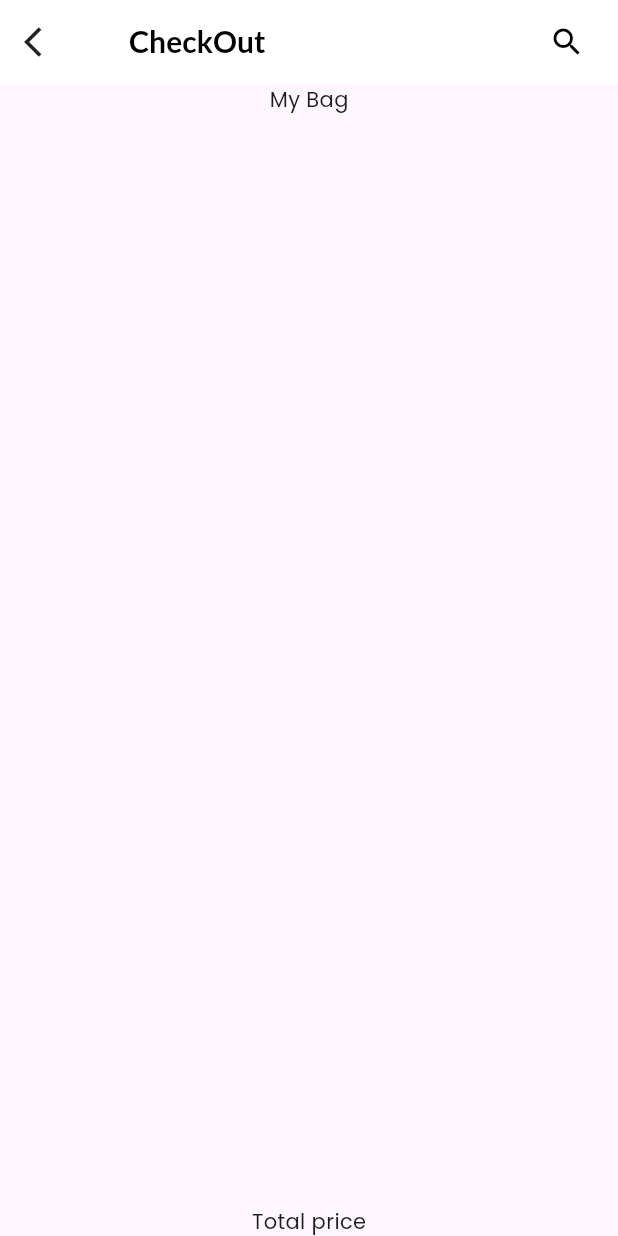
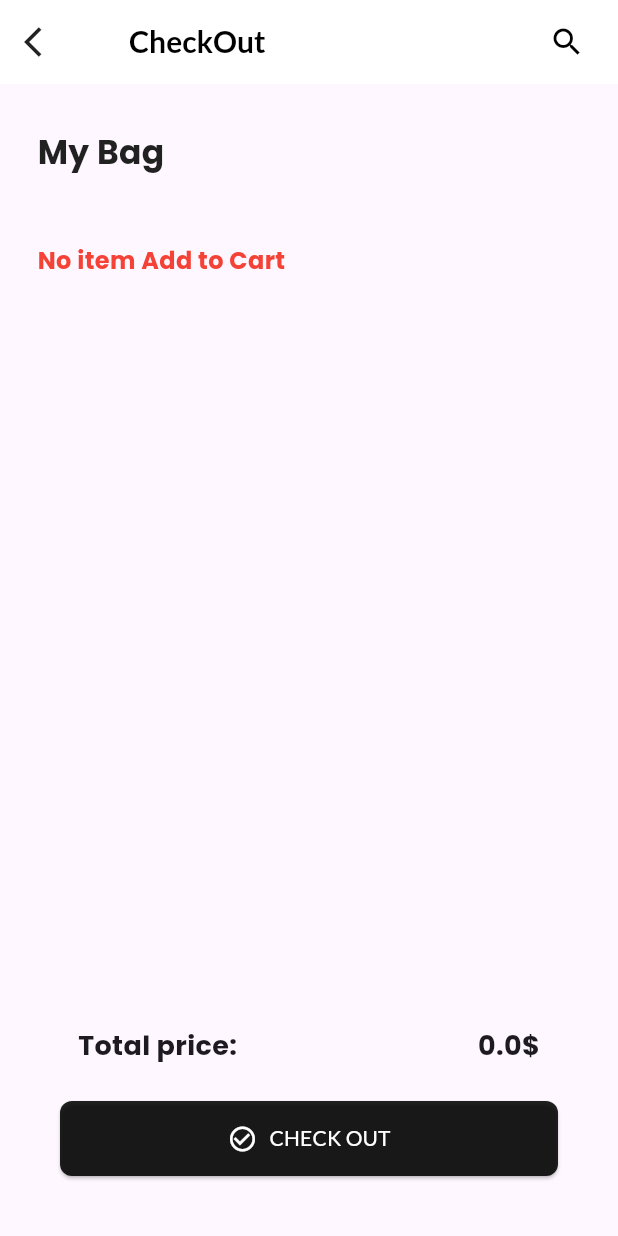
Before and after one commit to didipta/Bag_project, a Flutter app: the Addtocart screen opened by its route, on a phone screen of 412 x 824 dp. Run offline on Flutter 3.47's test engine with Material 3 defaults, Android fonts, the phone set to English and light mode, and no system bars; our stand-ins replace google_fonts; missing offline and left inert: responsive_grid_list.

Commit message:
quaintity add remove

```diff
--- a/lib/Component/Addtocart.dart
+++ b/lib/Component/Addtocart.dart
@@ -1,7 +1,11 @@
+import 'package:bag_project/Component/Productlist/AddcartItem.dart';
+import 'package:bag_project/fackData/Products.dart';
 import 'package:bag_project/fackData/data.dart';
 import 'package:bag_project/style/style.dart';
+import 'package:bag_project/utils/Commonfuctions.dart';
 import 'package:flutter/cupertino.dart';
 import 'package:flutter/material.dart';
+import 'package:responsive_grid_list/responsive_grid_list.dart';
 
 class Addtocart extends StatefulWidget {
   const Addtocart({Key? key}) : super(key: key);
@@ -13,6 +17,17 @@ class Addtocart extends StatefulWidget {
 class _AddtocartState extends State<Addtocart> {
   @override
   Widget build(BuildContext context) {
+    void addquaintity(Product product){
+
+      quaintyadd(product);
+      setState(() {});
+    }
+    void removequaintity(Product product){
+
+      quaintyremove(product);
+      setState(() {});
+    }
+    var width=MediaQuery.of(context).size.width;
     return Scaffold(
       appBar:AppBar(
         leading:IconButton(
@@ -38,31 +53,97 @@ class _AddtocartState extends State<Addtocart> {
     body:Center(
       child: Container(
         child: Column(
+          crossAxisAlignment: CrossAxisAlignment.start,
           children: [
-            Text("My Bag"),
-            Expanded(
-              child: ListView.builder(
-                itemCount: addProducts.length,
-                itemBuilder: (context, index) {
-                  return Container(
-                    child: Row(
-                      children: [
-                        Image.network(
-                          addProducts[index].imageUrl,
-                          fit: BoxFit.cover,
-                          width: 120,
-                          height: 100,
+            Container(
+              padding: EdgeInsets.only(left: 25,top:30,bottom: 15),
+             child: Text("My Bag",style: TextStyle(
+               fontSize: 22,
+               color: Colors.black87,
+               fontWeight: FontWeight.bold,
+             ),),
+            ),
+          Expanded(child:addProducts.length==0?Container(
+            padding: EdgeInsets.only(left: 25,top:30,bottom: 15),
+            child: Text("No item Add to Cart",style: TextStyle(
+              fontSize: 16,
+              color: Colors.red,
+              fontWeight: FontWeight.bold,
+            ),),
+          ): ResponsiveGridList(
+            verticalGridSpacing: 10,
+            horizontalGridSpacing: 10,
+            horizontalGridMargin: 20,
+            verticalGridMargin: 10,
+            minItemsPerRow: 1,
+            maxItemsPerRow: 2,
+            minItemWidth: width < 650 ? width : 500,
+            children: List.generate(
+                addProducts.length,
+                    (index) => Addcartitem(addProducts: addProducts[index],addquaintity:addquaintity,removequaintitys:removequaintity,)
+            ),
 
-                        ),
-                      ],
+
+          ),),
+      Center(
+        child: Container(
+          width: width <675 ? width:600,
+          padding: const EdgeInsets.all(40.0),
+          child: Column(
+            mainAxisAlignment: MainAxisAlignment.center,
+            crossAxisAlignment: CrossAxisAlignment.center,
+          children: [
+          Padding(
+            padding: const EdgeInsets.all(12.0),
+            child:  Row(
+                mainAxisAlignment: MainAxisAlignment.spaceBetween,
+                children: [
+                  Text(
+                    "Total price:",
+                    style: TextStyle(
+                      fontSize: 18,
+                      fontWeight: FontWeight.bold,
                     ),
-                  );
-                },
+                  ),
+                  SizedBox(height: 50,),
+                  Text(
+                    // Calculate total price here
+                    totalPrice().toString()+"\$", // Placeholder, replace with actual total price
+                    style: TextStyle(
+                      fontSize: 18,
+                      fontWeight:FontWeight.bold
+                    ),
+                  ),
+                ],
               ),
             ),
-            Text("Total price")
+
+          // Checkout button
+            SizedBox(
+
+              height: 50,
+              child: ElevatedButton(
+
+                onPressed: (){},
+
+                style:buttonStyle(),
+                child:Row(
+                  mainAxisAlignment: MainAxisAlignment.center,
+                  children: [
+                    Icon(Icons.check_circle_outline,size: 20), // Add your icon here
+                    SizedBox(width: 8), // Add some spacing between icon and text
+                    Text('CHECK OUT'), // Add your text here
+                  ],
+                ),
+              ),
+            ),
           ],
+    ),
         ),
+      ),
+      ]
+
+    ),
       ),
     ) ,
 
--- a/lib/Component/Homepage.dart
+++ b/lib/Component/Homepage.dart
@@ -21,8 +21,6 @@ class _HomepageState extends State<Homepage> {
     void addtocart(Product product){
       addtocartf(product,context);
       setState(() {});
-
-
     }
     return Scaffold(
       appBar: AppBar(
--- a/lib/Component/Productlist/ProductList.dart
+++ b/lib/Component/Productlist/ProductList.dart
@@ -13,10 +13,12 @@ class ProductList extends StatelessWidget {
   @override
   Widget build(BuildContext context) {
     return ResponsiveGridList(
-        horizontalGridMargin: 10,
+      verticalGridSpacing: 8,
+      horizontalGridSpacing: 8,
+        horizontalGridMargin: 20,
         verticalGridMargin: 20,
         minItemsPerRow: 1,
-        minItemWidth: 200,
+        minItemWidth: 210,
         children: List.generate(
         products.length,
         (index) => Productcard(
--- a/lib/Router/RouterGenerator.dart
+++ b/lib/Router/RouterGenerator.dart
@@ -1,4 +1,4 @@
-import 'dart:js';
+
 
 import 'package:bag_project/Component/Addtocart.dart';
 import 'package:bag_project/Component/Homepage.dart';
--- a/lib/fackData/Products.dart
+++ b/lib/fackData/Products.dart
@@ -4,6 +4,7 @@ class Product {
   final String size;
   final String color;
   final double price;
+  double pricetwo;
   int quantity;
 
   Product({
@@ -13,6 +14,7 @@ class Product {
     required this.color,
     required this.price,
     required this.quantity,
+    required this.pricetwo
   });
 
   factory Product.fromJson(Map<String, dynamic> json) {
@@ -23,6 +25,7 @@ class Product {
       color: json['color'],
       price: json['price'].toDouble(),
       quantity: json['quantity'],
+      pricetwo: json['price'].toDouble()
     );
   }
 
--- a/lib/main.dart
+++ b/lib/main.dart
@@ -1,3 +1,4 @@
+
 import 'package:bag_project/Router/RouterGenerator.dart';
 import 'package:bag_project/Router/RouterPath.dart';
 import 'package:flutter/material.dart';
--- a/lib/style/style.dart
+++ b/lib/style/style.dart
@@ -35,6 +35,6 @@ borderRadius: BorderRadius.circular(8), // Button border radius
 ),
 ),
 
-padding: MaterialStateProperty.all(EdgeInsets.symmetric(horizontal: 16, vertical: 18)), // Button padding
+padding: MaterialStateProperty.all(EdgeInsets.symmetric(horizontal: 16, vertical: 10)), // Button padding
 );
 }
```
Also changed, not shown: lib/Component/Productlist/AddcartItem.dart (added, +196 -0 lines), lib/utils/Commonfuctions.dart (+63 -0 lines).
